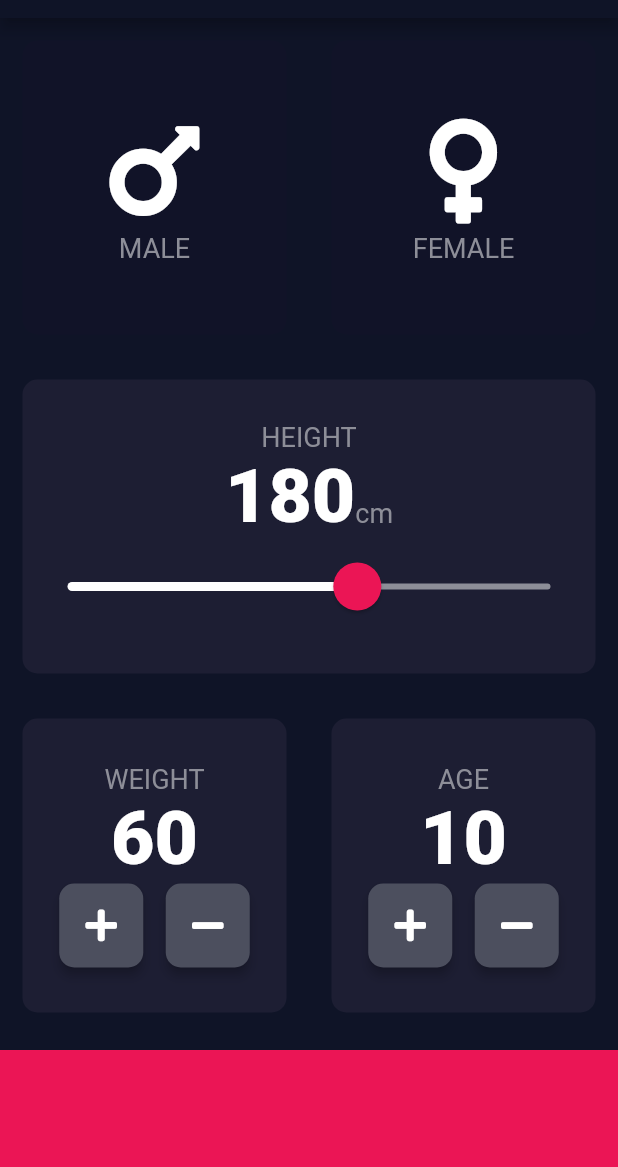
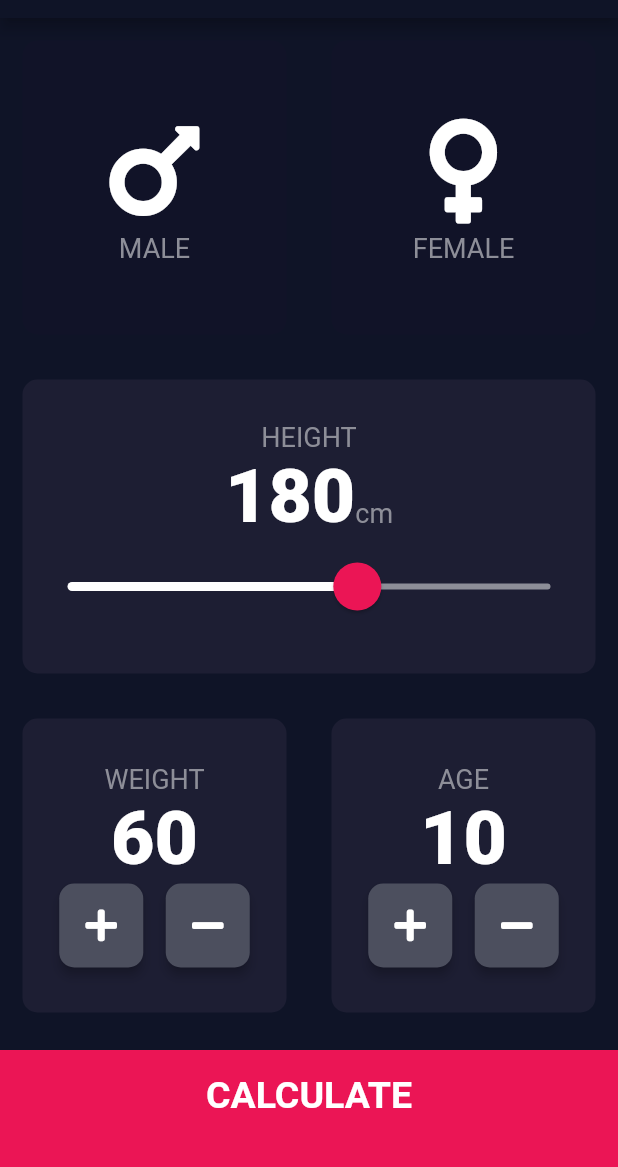
Before and after one commit to prsheth/bmi_calculator, a Flutter app: the screen it shows after launch, on a phone screen of 412 x 824 dp, the part 66-1233 px from its top. Run offline on Flutter 3.47's test engine with Material 2 defaults, Android fonts, the phone set to English and light mode, and no system bars; our stand-ins replace font_awesome_flutter.

Commit message:
Reorganized code into components and screens and added the routing for screens using Navigator class

```diff
--- /dev/null
+++ b/lib/components/bottom_button.dart
@@ -0,0 +1,28 @@
+import 'package:flutter/material.dart';
+import 'constants.dart';
+
+class BottomButton extends StatelessWidget {
+  BottomButton({@required this.onTapped, @required this.buttonTitle});
+
+  final Function onTapped;
+  final String buttonTitle;
+  @override
+  Widget build(BuildContext context) {
+    return GestureDetector(
+      onTap: onTapped,
+      child: Container(
+        child: Center(
+          child: Text(
+            buttonTitle,
+            style: kLargeButtonStyle,
+          ),
+        ),
+        padding: EdgeInsets.only(bottom: 20.0),
+        color: kBottomContainerColour,
+        margin: EdgeInsets.only(top: 10.0),
+        width: double.infinity,
+        height: kBottomContainerHeight,
+      ),
+    );
+  }
+}
--- /dev/null
+++ b/lib/components/round_button.dart
@@ -0,0 +1,23 @@
+import 'package:flutter/material.dart';
+
+class RoundIconButton extends StatelessWidget {
+  RoundIconButton({this.icon, this.onPressed});
+  final IconData icon;
+  final Function onPressed;
+  @override
+  Widget build(BuildContext context) {
+    return RawMaterialButton(
+      shape: RoundedRectangleBorder(
+        borderRadius: BorderRadius.circular(10.0),
+      ),
+      fillColor: Color(0xFF4C4F5E),
+      elevation: 3.0,
+      constraints: BoxConstraints.tightFor(
+        width: 56.0,
+        height: 56.0,
+      ),
+      onPressed: onPressed,
+      child: Icon(icon),
+    );
+  }
+}
--- a/lib/main.dart
+++ b/lib/main.dart
@@ -1,5 +1,6 @@
 import 'package:flutter/material.dart';
-import 'input_page.dart';
+import 'screens/input_page.dart';
+import 'screens/results_page.dart';
 
 void main() => runApp(BMICalculator());
 
@@ -12,7 +13,11 @@ class BMICalculator extends StatelessWidget {
         primaryColor: Color(0xFF0F1427), //0xFF stands for opacity of the color
         scaffoldBackgroundColor: Color(0xFF0F1427),
       ),
-      home: InputPage(),
+      initialRoute: '/',
+      routes: {
+        '/': (context) => InputPage(),
+        '/results': (context) => ResultsPage()
+      },
     );
   }
 }
--- a/lib/input_page.dart
+++ b/lib/screens/input_page.dart
@@ -1,8 +1,10 @@
 import 'package:flutter/material.dart';
 import 'package:font_awesome_flutter/font_awesome_flutter.dart';
-import 'resuable_card.dart';
-import 'icon_content.dart';
-import 'constants.dart';
+import '../components/resuable_card.dart';
+import '../components/icon_content.dart';
+import '../components/constants.dart';
+import '../components/bottom_button.dart';
+import '../components/round_button.dart';
 
 enum Gender { male, female }
 
@@ -220,36 +222,14 @@ class _InputPageState extends State<InputPage> {
               ],
             ),
           ),
-          Container(
-            color: kBottomContainerColour,
-            margin: EdgeInsets.only(top: 10.0),
-            width: double.infinity,
-            height: kBottomContainerHeight,
+          BottomButton(
+            buttonTitle: 'CALCULATE',
+            onTapped: () {
+              Navigator.pushNamed(context, '/results');
+            },
           )
         ],
       ),
     );
   }
 }
-
-class RoundIconButton extends StatelessWidget {
-  RoundIconButton({this.icon, this.onPressed});
-  final IconData icon;
-  final Function onPressed;
-  @override
-  Widget build(BuildContext context) {
-    return RawMaterialButton(
-      shape: RoundedRectangleBorder(
-        borderRadius: BorderRadius.circular(10.0),
-      ),
-      fillColor: Color(0xFF4C4F5E),
-      elevation: 3.0,
-      constraints: BoxConstraints.tightFor(
-        width: 56.0,
-        height: 56.0,
-      ),
-      onPressed: onPressed,
-      child: Icon(icon),
-    );
-  }
-}
```
Also changed, not shown: lib/components/constants.dart (renamed from lib/constants.dart, +23 -0 lines), lib/screens/results_page.dart (added, +61 -0 lines), lib/components/icon_content.dart (renamed from lib/icon_content.dart), lib/components/resuable_card.dart (renamed from lib/resuable_card.dart).
